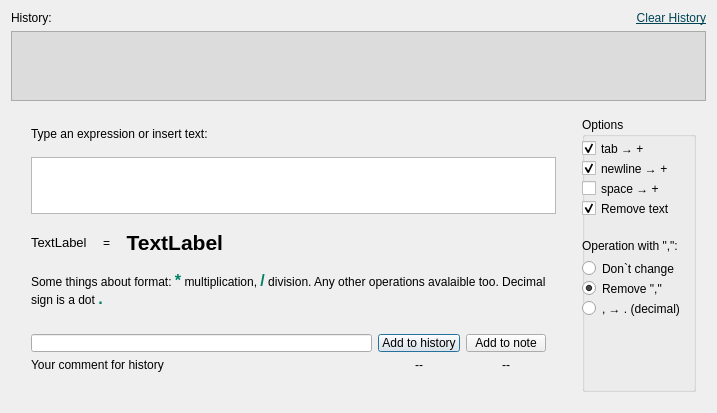
This is relacalc/qtdesign_ui/calculator_window.ui in vslobodyan/Relanotes as Qt 5 draws it before an edit. The edited form follows.
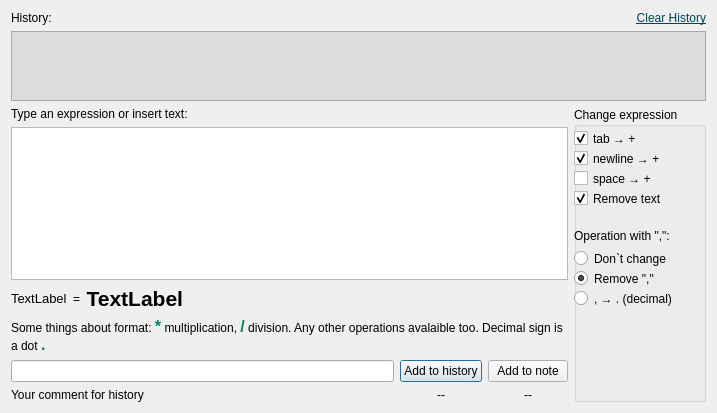
This is the edited form. Icons and pictures are not drawn.

Commit message: Внес поправку в название блока настроек изменения формулы.

```diff
--- a/relacalc/qtdesign_ui/calculator_window.ui
+++ b/relacalc/qtdesign_ui/calculator_window.ui
@@ -60,33 +60,33 @@
    <item>
     <layout class="QHBoxLayout" name="horizontalLayout_4">
      <property name="spacing">
-      <number>16</number>
+      <number>6</number>
      </property>
      <property name="leftMargin">
-      <number>10</number>
+      <number>0</number>
      </property>
      <property name="topMargin">
-      <number>10</number>
+      <number>0</number>
      </property>
      <property name="rightMargin">
-      <number>10</number>
+      <number>0</number>
      </property>
      <property name="bottomMargin">
-      <number>10</number>
+      <number>0</number>
      </property>
      <item>
       <layout class="QVBoxLayout" name="verticalLayout_5">
        <property name="leftMargin">
-        <number>10</number>
+        <number>0</number>
        </property>
        <property name="topMargin">
-        <number>10</number>
+        <number>0</number>
        </property>
        <property name="rightMargin">
-        <number>10</number>
+        <number>0</number>
        </property>
        <property name="bottomMargin">
-        <number>10</number>
+        <number>0</number>
        </property>
        <item>
         <widget class="QLabel" name="label">
@@ -191,13 +191,13 @@
           <number>6</number>
          </property>
          <property name="topMargin">
-          <number>10</number>
+          <number>0</number>
          </property>
          <property name="rightMargin">
-          <number>10</number>
+          <number>0</number>
          </property>
          <property name="bottomMargin">
-          <number>10</number>
+          <number>0</number>
          </property>
          <item>
           <layout class="QVBoxLayout" name="verticalLayout_2">
@@ -275,12 +275,12 @@
       <widget class="QGroupBox" name="groupBox">
        <property name="minimumSize">
         <size>
-         <width>114</width>
+         <width>0</width>
          <height>0</height>
         </size>
        </property>
        <property name="title">
-        <string>Options</string>
+        <string>Change expression</string>
        </property>
        <property name="flat">
         <bool>false</bool>
```
The commit also changes 2 other files.
